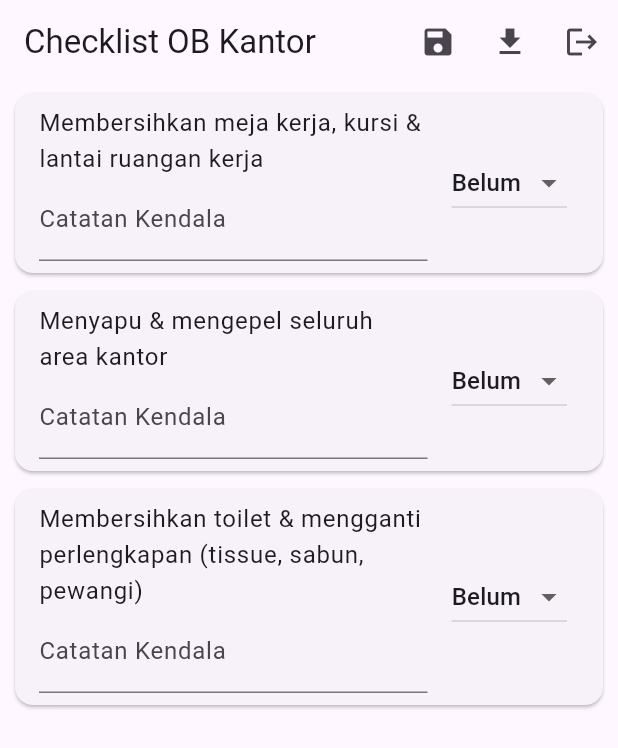
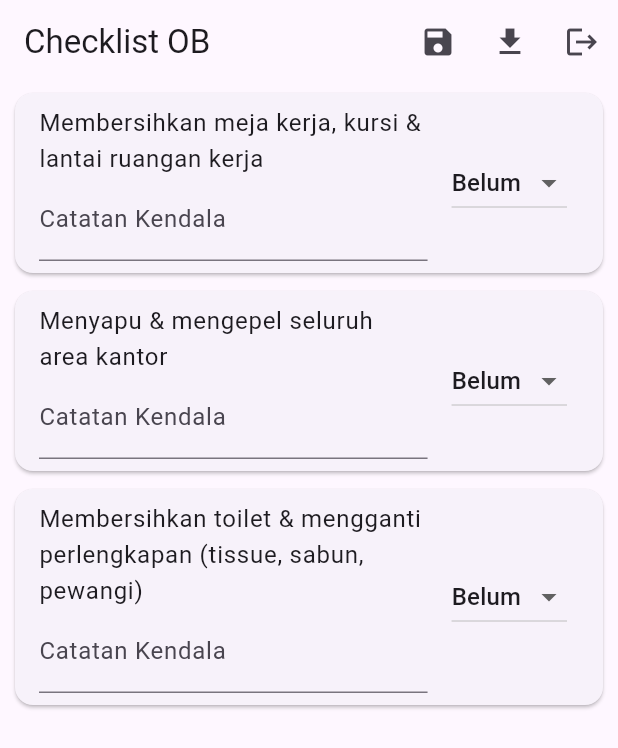
Before and after one commit to ijpcposco-a11y/checklistOBIJPC, a Flutter app: the ChecklistPage screen opened directly, on a phone screen of 412 x 824 dp. Shown: the top 748 px of the screen. Run offline on Flutter 3.47's test engine with Material 3 defaults, Android fonts, the light colour scheme and no system bars; our stand-ins replace permission_handler, shared_preferences, sqflite; missing offline and left inert: excel; accounts and stored records are empty.

Commit message:
Update checklist_page.dart

```diff
--- a/lib/checklist_page.dart
+++ b/lib/checklist_page.dart
@@ -120,7 +120,7 @@ class _ChecklistPageState extends State<ChecklistPage> {
   Widget build(BuildContext context) {
     return Scaffold(
       appBar: AppBar(
-        title: const Text('Checklist OB Kantor'),
+        title: const Text('Checklist OB'),
         actions: [
           IconButton(
             icon: const Icon(Icons.save),
```
